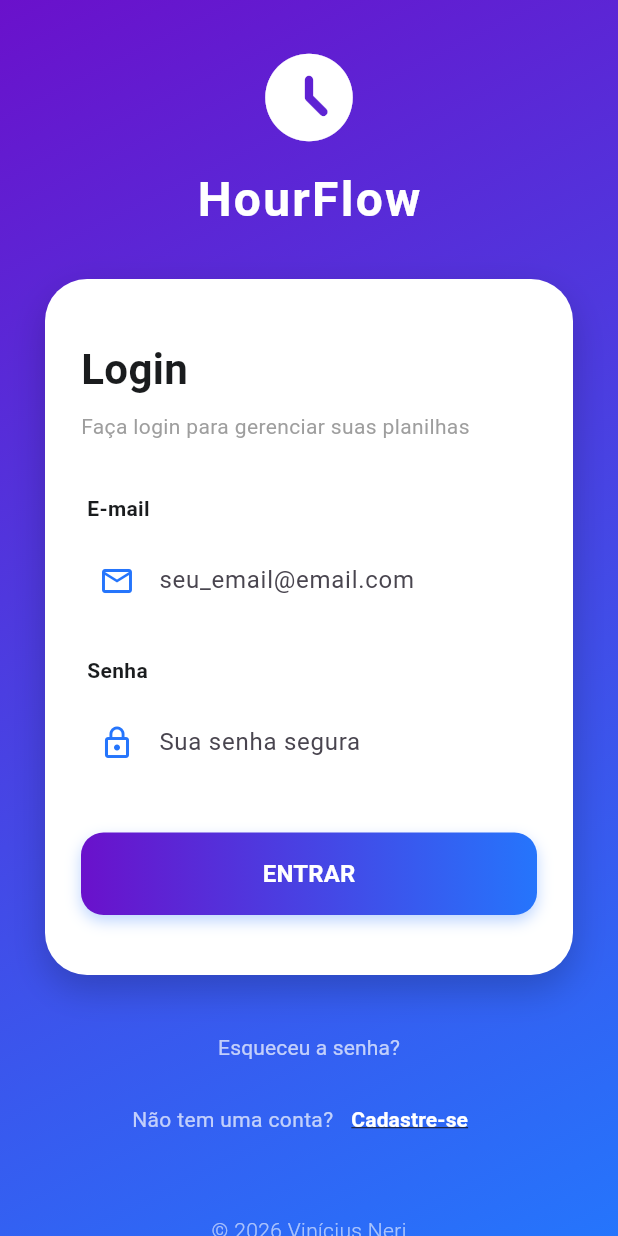
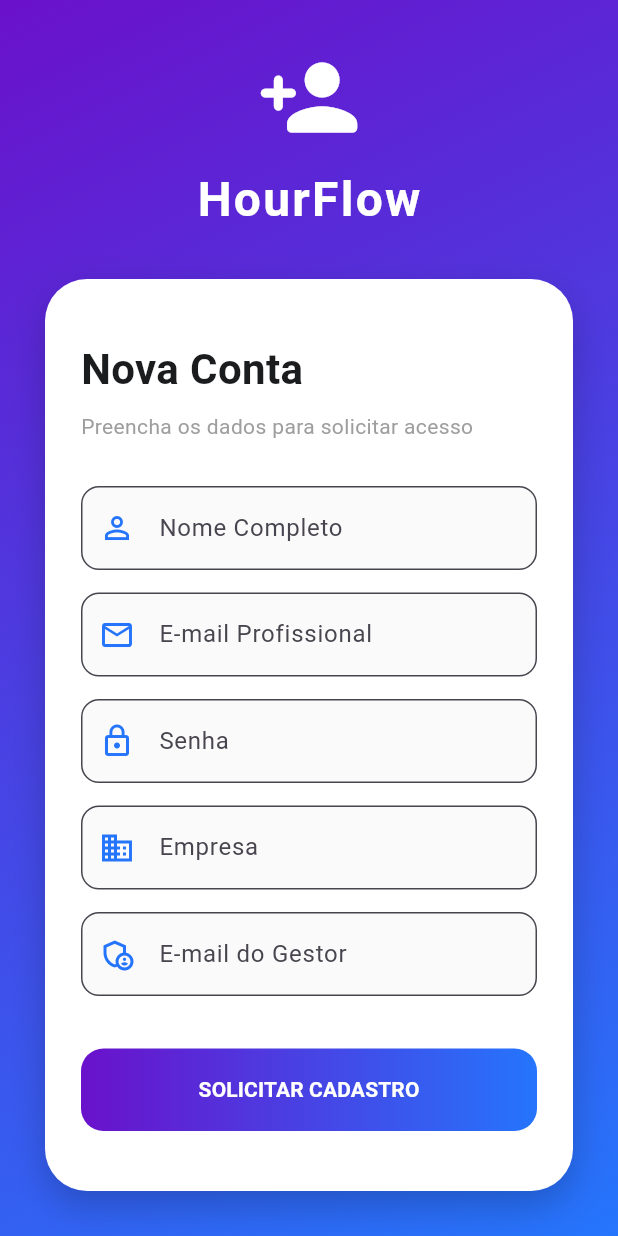
Before and after one commit to ViniciusNeri/hourflow, a Flutter app: the screen it shows after launch, after a tap on "Cadastre-se", on a phone screen of 412 x 824 dp. Run offline on Flutter 3.47's test engine with Material 3 defaults, Android fonts, the phone set to English and light mode, and no system bars; our stand-ins replace dio, flutter_secure_storage, get, get_storage; accounts and stored records are empty.

Commit message:
feat(auth): add registration and verification pages, update auth flow
- Implemented RegisterPage for user registration with form validation.
- Added VerificationPage for code confirmation after registration.
- Updated AuthController to handle sign-up requests and code confirmation.
- Modified main.dart to include new routes for registration and verification.
- Updated LoginPage to navigate to the new signup route.
- Improved success messages in SettingsController.

```diff
--- a/lib/main.dart
+++ b/lib/main.dart
@@ -17,6 +17,8 @@ import 'data/providers/spreadsheet_provider.dart';
 import 'data/repositories/spreadsheet_repository.dart';
 import 'modules/home/controllers/process_controller.dart';
 import 'modules/spreadsheet/controllers/spreadsheet_controller.dart';
+import 'modules/auth/views/register_page.dart';
+import 'modules/auth/views/verification_page.dart';
 
 void main() async {
   // 1. Garante a inicialização dos bindings do Flutter
@@ -25,18 +27,22 @@ void main() async {
   // 2. Inicializa o armazenamento local
   await GetStorage.init();
 
-  // 3. Configura as dependências usando GetX
+// --- Dependências Core ---
   Get.put(AuthService());
+  Get.lazyPut(() => ApiDatasource());
+
+  // --- Usuário e Repositórios ---
   Get.lazyPut(() => UserProvider());
   Get.lazyPut(() => UserRepository(Get.find<UserProvider>()));
-  Get.lazyPut(() => ApiDatasource());
+  Get.lazyPut(() => AuthRepositoryImpl(Get.find<ApiDatasource>()));
+
+  // --- Controllers Globais ---
   Get.put(SettingsController(Get.find<UserRepository>()));
-  Get.lazyPut(() => AuthRepositoryImpl(Get.find<ApiDatasource>()));
-  //Get.lazyPut(() => AuthController(Get.find<AuthRepositoryImpl>()), permanent: true);
   Get.put(AuthController(Get.find<AuthRepositoryImpl>()), permanent: true);
+
+  // --- Planilhas ---
   Get.lazyPut(() => SpreadSheetProvider());
   Get.lazyPut(() => SpreadSheetRepository(Get.find<SpreadSheetProvider>()));
-  //Get.put(() => SpreadSheetController(Get.find<SpreadSheetRepository>()), permanent: true);
   Get.put(SpreadSheetController(Get.find<SpreadSheetRepository>()), permanent: true);
 
   runApp(const HourFlowApp());
@@ -53,7 +59,9 @@ class HourFlowApp extends StatelessWidget {
       theme: ThemeData(primarySwatch: Colors.blue, useMaterial3: true),
       initialRoute: '/login',
       getPages: [
-        GetPage(name: '/login', page: () => LoginPage()), // Removido o 'const' se der erro
+        GetPage(name: '/login', page: () => LoginPage()),
+        GetPage(name: '/signup',page: () => RegisterPage(), transition: Transition.fadeIn),
+        GetPage(name: '/verification', page: () => VerificationPage(), transition: Transition.rightToLeftWithFade),
         GetPage(name: '/home', page: () => HomePage()),
         GetPage(
           name: '/input-simple',
--- a/lib/modules/auth/views/login_page.dart
+++ b/lib/modules/auth/views/login_page.dart
@@ -195,7 +195,7 @@ class _LoginPageState extends State<LoginPage> {
                     ),
                     TextButton(
                       onPressed: () {
-                        // Get.toNamed('/register'); // Exemplo se usar rotas do GetX
+                        Get.toNamed('/signup'); // Exemplo se usar rotas do GetX
                         print("Ir para tela de cadastro");
                       },
                       child: const Text(
--- /dev/null
+++ b/lib/modules/auth/views/register_page.dart
@@ -0,0 +1,138 @@
+import 'package:flutter/material.dart';
+import 'package:get/get.dart';
+import '../controllers/auth_controller.dart';
+
+class RegisterPage extends StatelessWidget {
+  RegisterPage({super.key});
+
+  final controller = Get.find<AuthController>();
+  final _formKey = GlobalKey<FormState>();
+
+  final nameCtrl = TextEditingController();
+  final emailCtrl = TextEditingController();
+  final passCtrl = TextEditingController();
+  final companyCtrl = TextEditingController();
+  final managerCtrl = TextEditingController();
+
+  @override
+  Widget build(BuildContext context) {
+    return Scaffold(
+      body: Container(
+        width: double.infinity,
+        height: double.infinity,
+        decoration: const BoxDecoration(
+          gradient: LinearGradient(
+            begin: Alignment.topLeft,
+            end: Alignment.bottomRight,
+            colors: [Color(0xFF6A11CB), Color(0xFF2575FC)],
+          ),
+        ),
+        child: Center(
+          child: SingleChildScrollView(
+            padding: const EdgeInsets.all(30.0),
+            child: Column(
+              children: [
+                const Icon(Icons.person_add_rounded, size: 70, color: Colors.white),
+                const SizedBox(height: 10),
+                const Text(
+                  "HourFlow",
+                  style: TextStyle(fontSize: 32, fontWeight: FontWeight.bold, color: Colors.white, letterSpacing: 1.5),
+                ),
+                const SizedBox(height: 30),
+
+                ConstrainedBox(
+                  constraints: const BoxConstraints(maxWidth: 450),
+                  child: Container(
+                    padding: const EdgeInsets.symmetric(horizontal: 24, vertical: 40),
+                    decoration: BoxDecoration(
+                      color: Colors.white,
+                      borderRadius: BorderRadius.circular(28),
+                      boxShadow: [
+                        BoxShadow(color: Colors.black.withOpacity(0.2), blurRadius: 20, offset: const Offset(0, 10))
+                      ],
+                    ),
+                    child: Form(
+                      key: _formKey,
+                      child: Column(
+                        crossAxisAlignment: CrossAxisAlignment.start,
+                        children: [
+                          const Text("Nova Conta", style: TextStyle(fontSize: 28, fontWeight: FontWeight.bold, color: Color(0xFF1A1C1E))),
+                          const SizedBox(height: 8),
+                          const Text("Preencha os dados para solicitar acesso", style: TextStyle(color: Colors.grey)),
+                          const SizedBox(height: 30),
+
+                          _buildField(nameCtrl, "Nome Completo", Icons.person_outline),
+                          _buildField(emailCtrl, "E-mail Profissional", Icons.email_outlined),
+                          _buildField(passCtrl, "Senha", Icons.lock_outline, isObscure: true),
+                          _buildField(companyCtrl, "Empresa", Icons.business_outlined),
+                          _buildField(managerCtrl, "E-mail do Gestor", Icons.admin_panel_settings_outlined),
+
+                          const SizedBox(height: 20),
+                          SizedBox(
+                            width: double.infinity,
+                            height: 55,
+                            child: Obx(() => Container(
+                              decoration: BoxDecoration(
+                                borderRadius: BorderRadius.circular(15),
+                                gradient: const LinearGradient(colors: [Color(0xFF6A11CB), Color(0xFF2575FC)]),
+                              ),
+                              child: ElevatedButton(
+                                onPressed: controller.isLoading.value ? null : () {
+                                  if (_formKey.currentState!.validate()) {
+                                    controller.requestSignUp({
+                                      "name": nameCtrl.text,
+                                      "email": emailCtrl.text,
+                                      "password": passCtrl.text,
+                                      "companyName": companyCtrl.text,
+                                      "managerEmail": managerCtrl.text,
+                                      "receiveCopy": true,
+                                    });
+                                  }
+                                },
+                                style: ElevatedButton.styleFrom(
+                                  backgroundColor: Colors.transparent,
+                                  shadowColor: Colors.transparent,
+                                  shape: RoundedRectangleBorder(borderRadius: BorderRadius.circular(15)),
+                                ),
+                                child: controller.isLoading.value
+                                  ? const CircularProgressIndicator(color: Colors.white)
+                                  : const Text("SOLICITAR CADASTRO", style: TextStyle(color: Colors.white, fontWeight: FontWeight.bold)),
+                              ),
+                            )),
+                          ),
+                        ],
+                      ),
+                    ),
+                  ),
+                ),
+                const SizedBox(height: 20),
+                TextButton(
+                  onPressed: () => Get.back(),
+                  child: const Text("Já tem conta? Voltar para o Login", style: TextStyle(color: Colors.white)),
+                ),
+              ],
+            ),
+          ),
+        ),
+      ),
+    );
+  }
+
+  Widget _buildField(TextEditingController ctrl, String label, IconData icon, {bool isObscure = false}) {
+    return Padding(
+      padding: const EdgeInsets.only(bottom: 15),
+      child: TextFormField(
+        controller: ctrl,
+        obscureText: isObscure,
+        decoration: InputDecoration(
+          labelText: label,
+          prefixIcon: Icon(icon, color: const Color(0xFF2575FC)),
+          border: OutlineInputBorder(borderRadius: BorderRadius.circular(12)),
+          filled: true,
+          fillColor: Colors.grey[50],
+        ),
+        validator: (val) => val!.isEmpty ? "Obrigatório" : null,
+      ),
+    );
+  }
+}
--- a/lib/modules/home/controllers/settings_controller.dart
+++ b/lib/modules/home/controllers/settings_controller.dart
@@ -87,7 +87,7 @@ class SettingsController extends GetxController {
 
       Get.snackbar(
         "Sucesso",
-        "Perfil atualizado no banco de dados!",
+        "Perfil atualizado com sucesso!",
         snackPosition: SnackPosition.BOTTOM,
         backgroundColor: Colors.green,
         colorText: Colors.white,
```
Also changed, not shown: lib/modules/auth/controllers/auth_controller.dart (+51 -1 lines), lib/modules/auth/views/verification_page.dart (added, +103 -0 lines), 5 other files.
